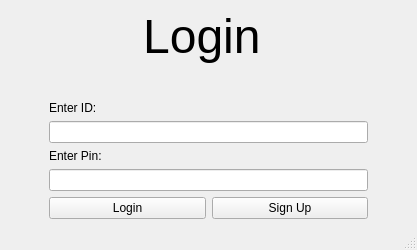
The window that IsraelEthanTaehgCS106point2/loginpage.ui (israelBlackyb/IETMCS106.2) describes before a commit, drawn with Qt 5.
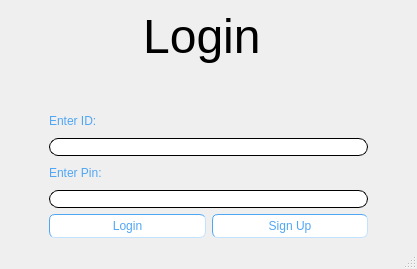
The same window after the commit.

Commit message:
added colour and design to ui's. was bug, fixedish
commented 3 lines in moc_addbook.cpp on line 121, 123, 124. also changed code on catalogue.cpp. lines 39 & 40. 39: scrollContents > scrollAreaWidgetContents, lineEdit_bookSearchText > bookSearchBar

The edit to the form file:
```diff
--- a/IsraelEthanTaehgCS106point2/loginpage.ui
+++ b/IsraelEthanTaehgCS106point2/loginpage.ui
@@ -7,7 +7,7 @@
     <x>0</x>
     <y>0</y>
     <width>417</width>
-    <height>250</height>
+    <height>269</height>
    </rect>
   </property>
   <property name="windowTitle">
@@ -50,6 +50,9 @@
       </item>
       <item>
        <widget class="QLabel" name="label_2">
+        <property name="styleSheet">
+         <string notr="true">color: #50A6F4;</string>
+        </property>
         <property name="text">
          <string>Enter ID:</string>
         </property>
@@ -57,6 +60,17 @@
       </item>
       <item>
        <widget class="QLineEdit" name="userField">
+        <property name="styleSheet">
+         <string notr="true">background-color: #fff;
+border-top-right-radius: 9px;
+border-top-left-radius: 9px;
+border-bottom-right-radius: 9px;
+border-bottom-left-radius: 9px;
+
+border-color: rgb(0, 0, 0);
+border-width : 1.2px;
+border-style:inset;</string>
+        </property>
         <property name="text">
          <string/>
         </property>
@@ -67,6 +81,9 @@
       </item>
       <item>
        <widget class="QLabel" name="label">
+        <property name="styleSheet">
+         <string notr="true">color: #50A6F4;</string>
+        </property>
         <property name="text">
          <string>Enter Pin:</string>
         </property>
@@ -74,6 +91,17 @@
       </item>
       <item>
        <widget class="QLineEdit" name="passField">
+        <property name="styleSheet">
+         <string notr="true">background-color: #fff;
+border-top-right-radius: 9px;
+border-top-left-radius: 9px;
+border-bottom-right-radius: 9px;
+border-bottom-left-radius: 9px;
+
+border-color: rgb(0, 0, 0);
+border-width : 1.2px;
+border-style:inset;</string>
+        </property>
         <property name="text">
          <string/>
         </property>
@@ -89,6 +117,19 @@
        <layout class="QHBoxLayout" name="horizontalLayout">
         <item>
          <widget class="QPushButton" name="loginButton">
+          <property name="styleSheet">
+           <string notr="true">color: #50A6F4;
+background-color: #fff;
+padding: 4px;
+border-top-right-radius: 6px;
+border-top-left-radius: 6px;
+border-bottom-right-radius: 6px;
+border-bottom-left-radius: 6px;
+
+border-color: #50A6F4;
+border-width : 1.2px;
+border-style:inset;</string>
+          </property>
           <property name="text">
            <string>Login</string>
           </property>
@@ -96,6 +137,19 @@
         </item>
         <item>
          <widget class="QPushButton" name="signupButton">
+          <property name="styleSheet">
+           <string notr="true">color: #50A6F4;
+background-color: #fff;
+padding: 4px;
+border-top-right-radius: 6px;
+border-top-left-radius: 6px;
+border-bottom-right-radius: 6px;
+border-bottom-left-radius: 6px;
+
+border-color: #50A6F4;
+border-width : 1.2px;
+border-style:inset;</string>
+          </property>
           <property name="text">
            <string>Sign Up</string>
           </property>
```
Left out of the diff: 7 changed lines with no effect on the pictures. The commit also changes 5 other files.
